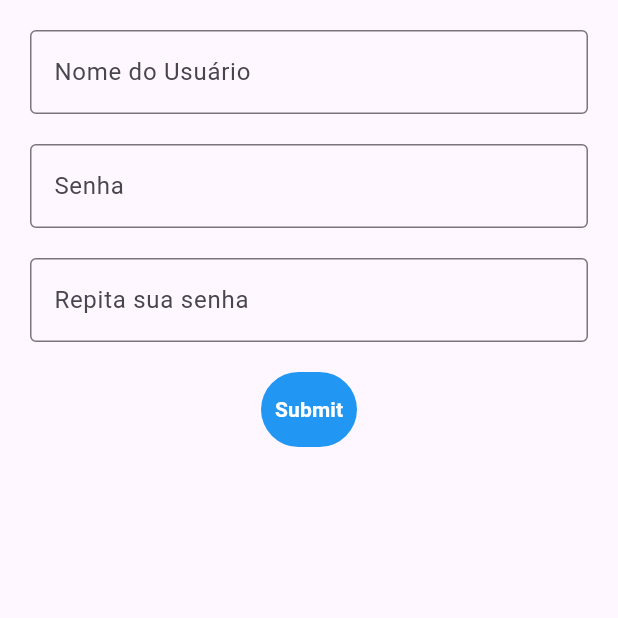
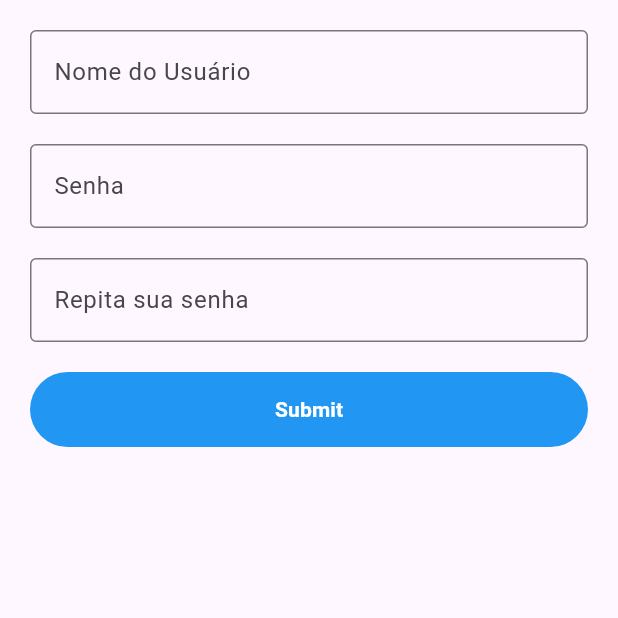
Before and after one commit to GustavoZanardi15/povaPratica-BARBEARIA, a Flutter app: the screen it shows after launch, on a phone screen of 412 x 824 dp, the top half of it. Run offline on Flutter 3.47's test engine with Material 3 defaults, Android fonts, the phone set to English and light mode, and no system bars.

```diff
--- a/lib/main.dart
+++ b/lib/main.dart
@@ -30,6 +30,7 @@ class _PageFormState extends State<PageForm> {
       key: _formKey,
       child: Column(
         children: <Widget>[
+
           TextFormField(
             decoration: InputDecoration(
               border: OutlineInputBorder(),
@@ -82,19 +83,20 @@ class _PageFormState extends State<PageForm> {
             }
           ),
           SizedBox(height: 20),
-          TextButton(
+          SizedBox(
+            width: double.infinity,
+            child:TextButton(
             style: TextButton.styleFrom(
               backgroundColor: Colors.blue,
               padding: EdgeInsets.symmetric(vertical: 15),
             ),
-            child: Text(
-              'Submit',
-              style: TextStyle(
+            child: Text('Submit',style: TextStyle(
                 color: Colors.white,
                 fontWeight: FontWeight.bold,
               ),
             ),
             onPressed: () {
+
               if (_formKey.currentState!.validate()) {
                 _formKey.currentState!.save();
                 print('Usuário: $_user');
@@ -107,6 +109,7 @@ class _PageFormState extends State<PageForm> {
               }
             },
           ),
+          )
         ],
       ),
     );
```
